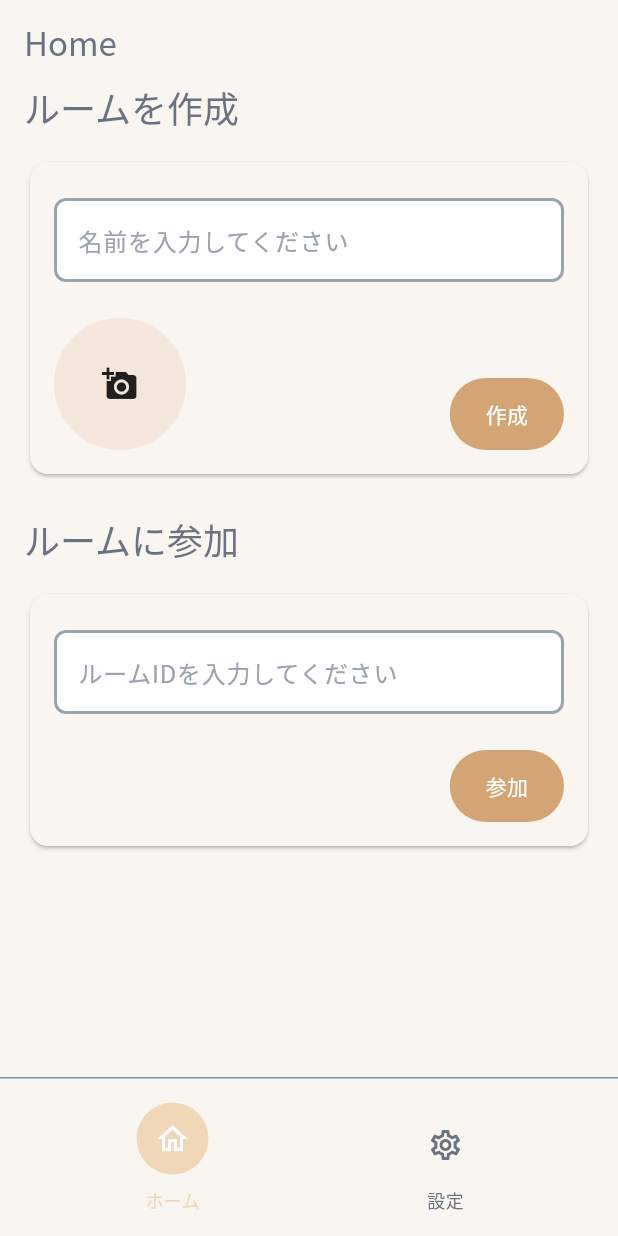
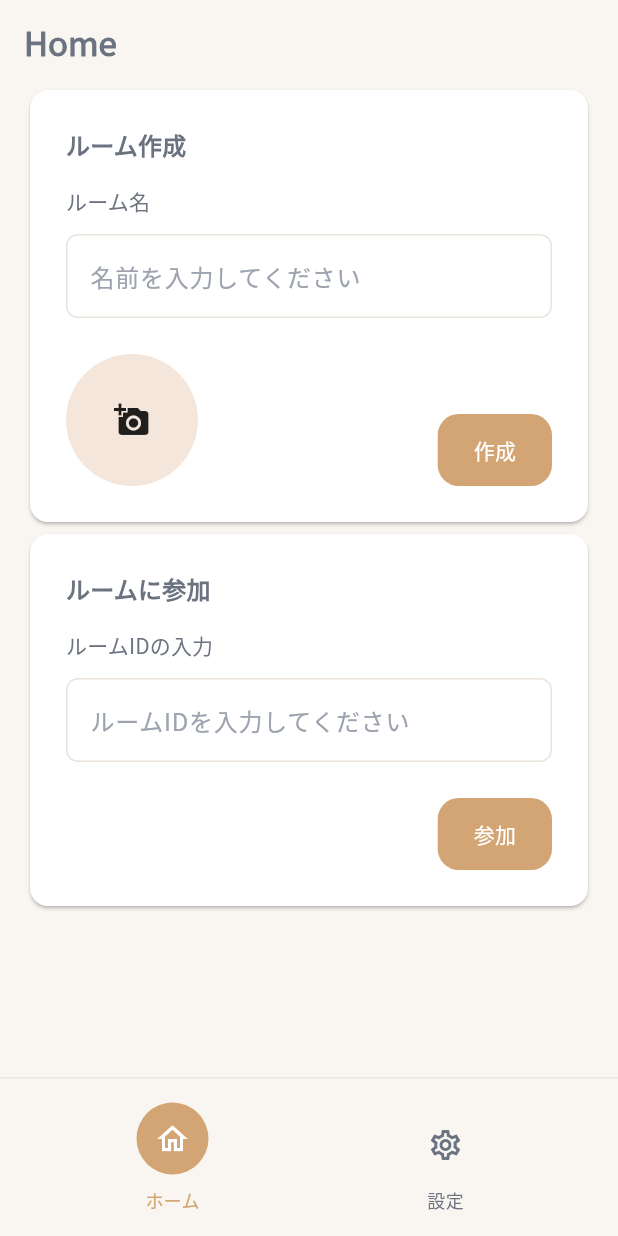
Before and after one commit to Zudah228/pampers_3rd_tfh_2025, a Flutter app: the screen it shows after launch, on a phone screen of 412 x 824 dp. Run offline on Flutter 3.47's test engine with Material 3 defaults, Android fonts, the phone set to English and light mode, and no system bars; our stand-ins replace clock, cloud_firestore, custom_refresh_indicator, extended_image, figma_squircle, firebase_auth and 12 more; missing offline and left inert: hashlib, simple_logger; accounts and stored records are empty.

Commit message:
ホーム画面の変更

```diff
--- a/lib/core/app/components/form/field_decorator.dart
+++ b/lib/core/app/components/form/field_decorator.dart
@@ -16,19 +16,13 @@ class FieldDecorator extends StatelessWidget {
   @override
   Widget build(BuildContext context) {
     final themeData = Theme.of(context);
-    ValueListenableBuilder(
-      valueListenable: TextEditingController(),
-      builder: (context, value, _) {
-        return Text(value.text);
-      },
-    );
 
     return Column(
       crossAxisAlignment: CrossAxisAlignment.start,
       children: [
         if (label != null)
           DefaultTextStyle.merge(
-            style: themeData.textTheme.titleMedium,
+            style: themeData.textTheme.titleSmall,
             child: Row(
               crossAxisAlignment: CrossAxisAlignment.baseline,
               textBaseline: TextBaseline.alphabetic,
@@ -39,7 +33,7 @@ class FieldDecorator extends StatelessWidget {
               ],
             ),
           ),
-        SizedBox(height: 8),
+        SizedBox(height: 12),
         child,
       ],
     );
--- a/lib/core/app/components/layout/layout.dart
+++ b/lib/core/app/components/layout/layout.dart
@@ -33,7 +33,7 @@ class Headline3 extends StatelessWidget {
         bottom: 8,
       ),
       child: DefaultTextStyle.merge(
-        style: Theme.of(context).textTheme.titleSmall!.merge(style),
+        style: Theme.of(context).textTheme.titleMedium!.merge(style),
         child: child,
       ),
     );
--- a/lib/core/app/theme/theme.dart
+++ b/lib/core/app/theme/theme.dart
@@ -52,11 +52,44 @@ abstract final class AppThemeData {
       borderSide: borderSide,
     );
 
+    final buttonStyleButtonShape = RoundedRectangleBorder(
+      borderRadius: BorderRadius.all(
+        SmoothRadius(cornerRadius: 14, cornerSmoothing: 0.2),
+      ),
+    );
+
     return foundation.copyWith(
       cardTheme: CardThemeData(
         clipBehavior: Clip.antiAlias,
-        color: colorScheme.surface,
+        color: colorScheme.surfaceContainer,
       ),
+      textTheme: foundation.textTheme
+          .apply(
+            bodyColor: colorScheme.onSurface,
+            displayColor: colorScheme.onSurface,
+          )
+          .copyWith(
+            titleLarge: foundation.textTheme.titleLarge!.copyWith(
+              fontWeight: FontWeight.w600,
+            ),
+            titleMedium: foundation.textTheme.titleMedium!.copyWith(
+              fontWeight: FontWeight.w600,
+            ),
+          ),
+      filledButtonTheme: FilledButtonThemeData(
+        style: FilledButton.styleFrom(
+          shape: buttonStyleButtonShape,
+        ),
+      ),
+      outlinedButtonTheme: OutlinedButtonThemeData(
+        style: OutlinedButton.styleFrom(shape: buttonStyleButtonShape),
+      ),
+      textButtonTheme: TextButtonThemeData(
+        style: TextButton.styleFrom(
+          shape: buttonStyleButtonShape,
+        ),
+      ),
+
       bottomSheetTheme: BottomSheetThemeData(
         shape: RoundedRectangleBorder(
           borderRadius: BorderRadius.vertical(
@@ -69,16 +102,16 @@ abstract final class AppThemeData {
         fillColor: colorScheme.surfaceContainer,
         hintStyle: TextStyle(color: colorScheme.outlineVariant),
         enabledBorder: inputBorder(
-          BorderSide(color: colorScheme.outlineVariant, width: 2),
+          BorderSide(color: colorScheme.outline),
         ),
         focusedBorder: inputBorder(
-          BorderSide(color: colorScheme.primary, width: 2),
+          BorderSide(color: colorScheme.primary),
         ),
         errorBorder: inputBorder(
-          BorderSide(color: colorScheme.error, width: 2),
+          BorderSide(color: colorScheme.error),
         ),
         focusedErrorBorder: inputBorder(
-          BorderSide(color: colorScheme.error, width: 2),
+          BorderSide(color: colorScheme.error),
         ),
       ),
       listTileTheme: ListTileThemeData(
--- a/lib/features/home/pages/home_page.dart
+++ b/lib/features/home/pages/home_page.dart
@@ -14,19 +14,14 @@ class HomePage extends ConsumerWidget {
   Widget build(BuildContext context, WidgetRef ref) {
     final myRoom = ref.watch(myRoomProvider).value;
 
-    return Padding(
+    return SingleChildScrollView(
+      child: Padding(
         padding: EdgeInsets.symmetric(horizontal: 16),
         child: Column(
           crossAxisAlignment: CrossAxisAlignment.start,
           children: [
             if (myRoom == null) ...[
-            Headline2(child: Text('ルームを作成')),
-            Body(
-              children: [
                   RoomCreateCard(),
-              ],
-            ),
-            Headline2(child: Text('ルームに参加')),
               Body(children: [RoomJoinCard()]),
             ] else ...[
               Body(
@@ -37,6 +32,7 @@ class HomePage extends ConsumerWidget {
             ],
           ],
         ),
+      ),
     );
   }
 }
--- a/lib/features/home/pages/home_page_shell.dart
+++ b/lib/features/home/pages/home_page_shell.dart
@@ -3,7 +3,6 @@ import 'package:app/core/app/theme/app_colors.dart';
 import 'package:app/features/home/pages/home_page.dart';
 import 'package:app/features/home/providers/main_tab_provider.dart';
 import 'package:app/features/settings/pages/settings_page.dart';
-import 'package:figma_squircle/figma_squircle.dart';
 import 'package:flutter/material.dart';
 import 'package:flutter_riverpod/flutter_riverpod.dart';
 
@@ -60,17 +59,12 @@ class _CustomBottomNavigationBar extends StatelessWidget {
         color: AppColors.cream,
         border: Border(
           top: BorderSide(
-            color: AppColors.softDenim,
+            color: AppColors.lightBeige,
             width: 1,
           ),
         ),
       ),
-      padding: EdgeInsets.only(
-        top: 16,
-        bottom: 16,
-        left: 24,
-        right: 24,
-      ),
+      padding: EdgeInsets.symmetric(horizontal: 24, vertical: 16),
       child: Row(
         mainAxisAlignment: MainAxisAlignment.spaceAround,
         children: [
@@ -107,8 +101,12 @@ class _NavigationItem extends StatelessWidget {
 
   @override
   Widget build(BuildContext context) {
+    final themeData = Theme.of(context);
+    final colorScheme = themeData.colorScheme;
+
     if (isSelected) {
       return GestureDetector(
+        behavior: HitTestBehavior.opaque,
         onTap: onTap,
         child: Column(
           mainAxisSize: MainAxisSize.min,
@@ -120,7 +118,7 @@ class _NavigationItem extends StatelessWidget {
                     width: 48,
                     height: 48,
                     decoration: BoxDecoration(
-                      color: AppColors.lightSand,
+                      color: colorScheme.primary,
                       shape: BoxShape.circle,
                     ),
                   ),
@@ -142,7 +140,7 @@ class _NavigationItem extends StatelessWidget {
             Text(
               label,
               style: TextStyle(
-                color: AppColors.lightSand,
+                color: colorScheme.primary,
                 fontSize: 12,
                 fontWeight: FontWeight.w500,
               ),
@@ -153,6 +151,7 @@ class _NavigationItem extends StatelessWidget {
     } else {
       return GestureDetector(
         onTap: onTap,
+        behavior: HitTestBehavior.opaque,
         child: Padding(
           padding: EdgeInsets.only(top: 16),
           child: SizedBox(
--- a/lib/features/room/components/room_create_card.dart
+++ b/lib/features/room/components/room_create_card.dart
@@ -1,9 +1,11 @@
 import 'dart:typed_data';
 
 import 'package:app/core/app/components/button/primary_button.dart';
+import 'package:app/core/app/components/form/field_decorator.dart';
 import 'package:app/core/app/components/form/image/image_field.dart';
 import 'package:app/core/app/components/form/image/image_field_value.dart';
 import 'package:app/core/app/components/full_screen_loading_indicator.dart';
+import 'package:app/core/app/components/layout/layout.dart';
 import 'package:app/core/exceptions/message_exception.dart';
 import 'package:app/features/room/use_cases/create_room_use_case.dart';
 import 'package:flutter/material.dart';
@@ -38,16 +40,20 @@ class _RoomCreateCardState extends ConsumerState<RoomCreateCard> {
       child: SizedBox(
         width: double.infinity,
         child: Padding(
-          padding: EdgeInsets.all(16),
+          padding: EdgeInsets.all(24),
           child: Column(
-            crossAxisAlignment: CrossAxisAlignment.end,
+            crossAxisAlignment: CrossAxisAlignment.start,
             mainAxisSize: MainAxisSize.min,
             children: [
+              Headline3(child: Text('ルーム作成')),
               SizedBox(height: 8),
-              TextField(
-                controller: _controller,
-                decoration: InputDecoration(
-                  hintText: '名前を入力してください',
+              FieldDecorator(
+                label: Text('ルーム名'),
+                child: TextField(
+                  controller: _controller,
+                  decoration: InputDecoration(
+                    hintText: '名前を入力してください',
+                  ),
                 ),
               ),
               SizedBox(height: 24),
--- a/lib/features/room/components/room_join_card.dart
+++ b/lib/features/room/components/room_join_card.dart
@@ -1,5 +1,7 @@
 import 'package:app/core/app/components/button/primary_button.dart';
+import 'package:app/core/app/components/form/field_decorator.dart';
 import 'package:app/core/app/components/full_screen_loading_indicator.dart';
+import 'package:app/core/app/components/layout/layout.dart';
 import 'package:app/core/exceptions/message_exception.dart';
 import 'package:app/features/room/use_cases/join_room_use_case.dart';
 import 'package:flutter/material.dart';
@@ -26,19 +28,26 @@ class _RoomJoinCardState extends ConsumerState<RoomJoinCard> {
       child: SizedBox(
         width: double.infinity,
         child: Padding(
-          padding: const EdgeInsets.all(16),
+          padding: const EdgeInsets.all(24),
           child: Column(
-            crossAxisAlignment: CrossAxisAlignment.end,
+            crossAxisAlignment: CrossAxisAlignment.start,
             mainAxisSize: MainAxisSize.min,
             children: [
+              Headline3(child: Text('ルームに参加')),
               SizedBox(height: 8),
-              TextField(
+              FieldDecorator(
+                label: Text('ルームIDの入力'),
+                child: TextField(
                   controller: _controller,
                   decoration: InputDecoration(
                     hintText: 'ルームIDを入力してください',
                   ),
                 ),
+              ),
               SizedBox(height: 24),
+              Row(
+                mainAxisAlignment: MainAxisAlignment.end,
+                children: [
                   PrimaryButton(
                     onPressed: () {
                       FullScreenLoadingIndicator.show(() async {
@@ -55,6 +64,8 @@ class _RoomJoinCardState extends ConsumerState<RoomJoinCard> {
                   ),
                 ],
               ),
+            ],
+          ),
         ),
       ),
     );
```
Lines whose indentation alone changed are shown as unchanged.
